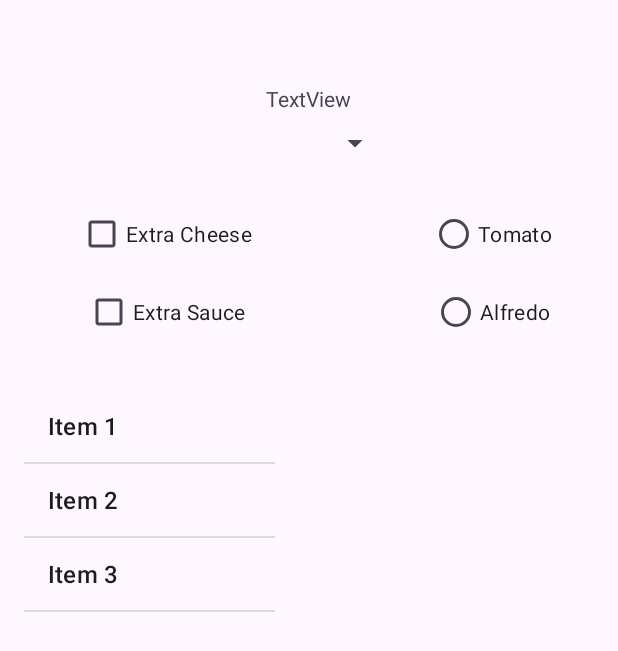
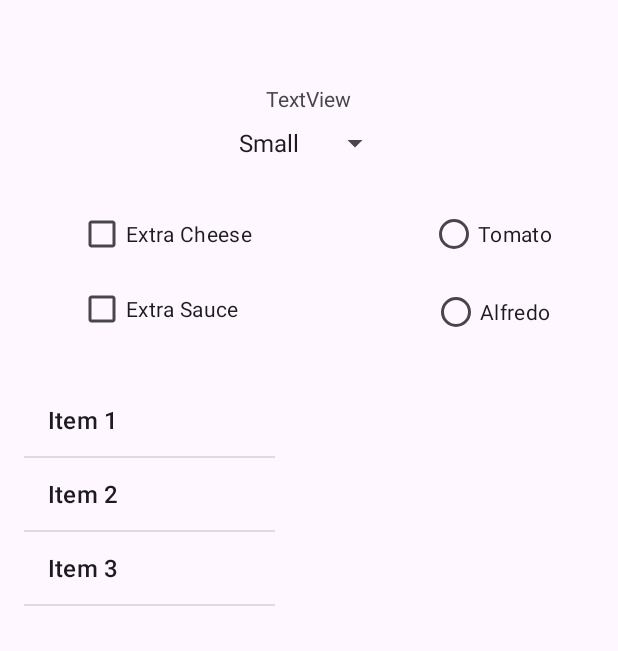
Before and after one commit to TherealZain/project5, an Android app: the BYOActivity screen opened directly, with no data from a screen before it, on a phone screen of 412 x 824 dp. Shown: the top 651 px of the screen. Run offline under Robolectric (Android 15) with nearby library versions, the phone set to English and light mode, and no system bars; 2 statements that could not run were skipped.

Commit message:
byo changes

```diff
--- a/app/src/main/java/com/example/project5/BYOActivity.java
+++ b/app/src/main/java/com/example/project5/BYOActivity.java
@@ -2,7 +2,10 @@ package com.example.project5;
 
 import android.os.Bundle;
 import android.widget.ArrayAdapter;
+import android.widget.Button;
+import android.widget.CheckBox;
 import android.widget.ListView;
+import android.widget.RadioGroup;
 import android.widget.Spinner;
 
 import androidx.appcompat.app.AppCompatActivity;
@@ -12,14 +15,42 @@ import java.util.List;
 
 public class BYOActivity extends AppCompatActivity {
 
+    Spinner pizzaSizeSpinner;
+    RadioGroup sauceRadioGroup;
+    CheckBox extraCheeseCheckBox, extraSauceCheckBox;
+    ArrayAdapter<String> toppingsAdapter;
+    Button addToppingsButton;
+
     @Override
     protected void onCreate(Bundle savedInstanceState) {
         super.onCreate(savedInstanceState);
         setContentView(R.layout.activity_byo);
-        setUpSpinner();
+        setUpViews();
     }
 
-    private void setUpSpinner(){
+    private void setUpViews() {
+        pizzaSizeSpinner = findViewById(R.id.pizzaSizeSpinner);
+        String[] sizes = new String[]{"Small", "Medium", "Large"};
+        ArrayAdapter<String> sizeAdapter = new ArrayAdapter<>(this, android.R.layout.simple_spinner_item, sizes);
+        sizeAdapter.setDropDownViewResource(android.R.layout.simple_spinner_dropdown_item);
+        pizzaSizeSpinner.setAdapter(sizeAdapter);
+
+        sauceRadioGroup = findViewById(R.id.sauceRadioGroup);
+        sauceRadioGroup.setOnCheckedChangeListener(new RadioGroup.OnCheckedChangeListener() {
+            @Override
+            public void onCheckedChanged(RadioGroup group, int checkedId) {
+                if(checkedId == R.id.tomatoRadio) {
+                    // Handle tomat selection
+                } else if(checkedId == R.id.alfredoRadio) {
+                    // Handle alfredo selection
+                }
+
+            }
+        });
+
+        extraCheeseCheckBox = findViewById(R.id.extraCheeseCheckBox);
+        extraSauceCheckBox = findViewById(R.id.extraSauceCheckBox);
+
         ListView listView = findViewById(R.id.addToppings);
         ArrayList<String> items = new ArrayList<>();
         items.add("Item 1");
@@ -27,5 +58,13 @@ public class BYOActivity extends AppCompatActivity {
         items.add("Item 3");
         ArrayAdapter<String> adapter = new ArrayAdapter<>(this, android.R.layout.simple_list_item_1, items);
         listView.setAdapter(adapter);
+
+    }
+
+    private List<String> getAllToppings() {
+        List<String> toppings = new ArrayList<>();
+        toppings.add("Sausage");
+        toppings.add("Pepperoni");
+        return toppings;
     }
 }
--- a/app/src/main/res/layout/activity_byo.xml
+++ b/app/src/main/res/layout/activity_byo.xml
@@ -5,39 +5,25 @@
     android:layout_width="match_parent"
     android:layout_height="match_parent">
 
-    <RadioGroup
-        android:id="@+id/radioGroup2"
-        android:layout_width="wrap_content"
-        android:layout_height="wrap_content"
-        tools:layout_editor_absoluteX="118dp"
-        tools:layout_editor_absoluteY="178dp" />
-
-    <RadioGroup
-        android:id="@+id/radioGroup4"
-        android:layout_width="wrap_content"
-        android:layout_height="wrap_content"
-        tools:layout_editor_absoluteX="146dp"
-        tools:layout_editor_absoluteY="181dp" />
-
     <TextView
-        android:id="@+id/textView8"
+        android:id="@+id/sizeText"
         android:layout_width="wrap_content"
         android:layout_height="wrap_content"
         android:layout_marginTop="56dp"
         android:text="TextView"
-        app:layout_constraintEnd_toEndOf="@+id/spinner2"
+        app:layout_constraintEnd_toEndOf="@+id/pizzaSizeSpinner"
         app:layout_constraintHorizontal_bias="0.49"
-        app:layout_constraintStart_toStartOf="@+id/spinner2"
+        app:layout_constraintStart_toStartOf="@+id/pizzaSizeSpinner"
         app:layout_constraintTop_toTopOf="parent" />
 
     <Spinner
-        android:id="@+id/spinner2"
+        android:id="@+id/pizzaSizeSpinner"
         android:layout_width="109dp"
         android:layout_height="24dp"
         android:layout_marginTop="8dp"
         app:layout_constraintEnd_toEndOf="parent"
         app:layout_constraintStart_toStartOf="parent"
-        app:layout_constraintTop_toBottomOf="@+id/textView8" />
+        app:layout_constraintTop_toBottomOf="@+id/sizeText" />
 
     <ListView
         android:id="@+id/addToppings"
@@ -46,10 +32,10 @@
         android:layout_marginStart="16dp"
         android:layout_marginTop="28dp"
         app:layout_constraintStart_toStartOf="parent"
-        app:layout_constraintTop_toBottomOf="@+id/checkBox4" />
+        app:layout_constraintTop_toBottomOf="@+id/extraSauceCheckBox" />
 
     <CheckBox
-        android:id="@+id/checkBox3"
+        android:id="@+id/extraCheeseCheckBox"
         android:layout_width="wrap_content"
         android:layout_height="wrap_content"
         android:layout_marginStart="52dp"
@@ -59,17 +45,18 @@
         app:layout_constraintTop_toTopOf="parent" />
 
     <CheckBox
-        android:id="@+id/checkBox4"
-        android:layout_width="wrap_content"
-        android:layout_height="wrap_content"
+        android:id="@+id/extraSauceCheckBox"
+        android:layout_width="117dp"
+        android:layout_height="44dp"
         android:layout_marginTop="4dp"
         android:text="Extra Sauce"
-        app:layout_constraintEnd_toEndOf="@+id/checkBox3"
-        app:layout_constraintStart_toStartOf="@+id/checkBox3"
-        app:layout_constraintTop_toBottomOf="@+id/checkBox3" />
+        app:layout_constraintEnd_toEndOf="@+id/extraCheeseCheckBox"
+        app:layout_constraintHorizontal_bias="0.0"
+        app:layout_constraintStart_toStartOf="@+id/extraCheeseCheckBox"
+        app:layout_constraintTop_toBottomOf="@+id/extraCheeseCheckBox" />
 
     <RadioButton
-        android:id="@+id/radioButton4"
+        android:id="@+id/tomatoRadio"
         android:layout_width="wrap_content"
         android:layout_height="wrap_content"
         android:layout_marginTop="132dp"
@@ -79,14 +66,14 @@
         app:layout_constraintTop_toTopOf="parent" />
 
     <RadioButton
-        android:id="@+id/radioButton5"
+        android:id="@+id/alfredoRadio"
         android:layout_width="wrap_content"
         android:layout_height="wrap_content"
         android:layout_marginTop="4dp"
         android:text="Alfredo"
-        app:layout_constraintEnd_toEndOf="@+id/radioButton4"
-        app:layout_constraintStart_toStartOf="@+id/radioButton4"
-        app:layout_constraintTop_toBottomOf="@+id/radioButton4" />
+        app:layout_constraintEnd_toEndOf="@+id/tomatoRadio"
+        app:layout_constraintStart_toStartOf="@+id/tomatoRadio"
+        app:layout_constraintTop_toBottomOf="@+id/tomatoRadio" />
 
     <ListView
         android:layout_width="167dp"
@@ -94,6 +81,6 @@
         android:layout_marginTop="28dp"
         android:layout_marginEnd="16dp"
         app:layout_constraintEnd_toEndOf="parent"
-        app:layout_constraintTop_toBottomOf="@+id/radioButton5" />
+        app:layout_constraintTop_toBottomOf="@+id/alfredoRadio" />
 
 </androidx.constraintlayout.widget.ConstraintLayout>
--- a/build.gradle.kts
+++ b/build.gradle.kts
@@ -1,4 +1,4 @@
 // Top-level build file where you can add configuration options common to all sub-projects/modules.
 plugins {
-    id("com.android.application") version "8.1.4" apply false
+    id("com.android.application") version "8.2.0" apply false
 }
```
Also changed, not shown: gradle/wrapper/gradle-wrapper.properties.
